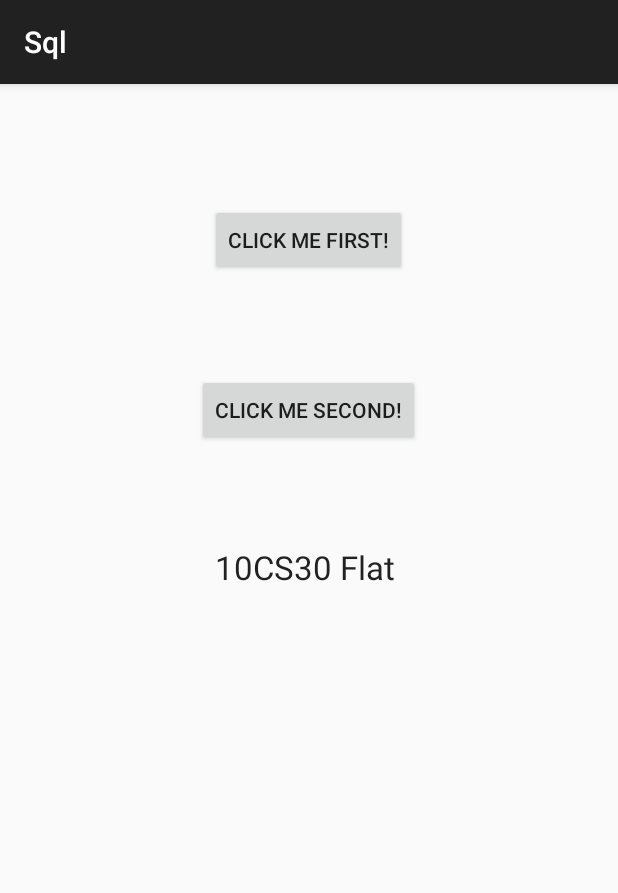
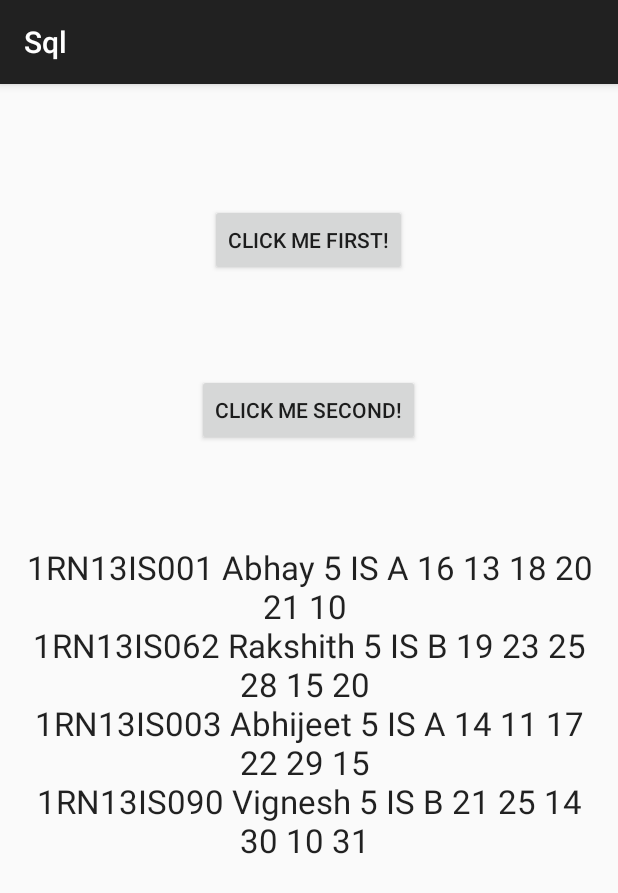
Before and after one commit to akshay-shankara/Online_Student_Attendance_System, an Android app: the screen it shows after launch (MainActivity), after a tap on "CLICK ME SECOND!", on a phone screen of 412 x 824 dp. Shown: the top 893 px of the screen. Run offline under Robolectric (Android 15) with nearby library versions, the phone set to English and light mode, and no system bars.

Commit message:
Inserted data
Manual insertion of data

```diff
--- a/app/src/main/java/com/example/computer/sql/Department.java
+++ b/app/src/main/java/com/example/computer/sql/Department.java
@@ -3,10 +3,11 @@ package com.example.computer.sql;
 
 public class Department {
 
-    private String branch,hodname;
+    private String branch, hodname;
 
     //Default Constructor
-    public Department(){}
+    public Department() {
+    }
 
 
     //Constructor
--- /dev/null
+++ b/app/src/main/java/com/example/computer/sql/InsertData.java
@@ -0,0 +1,194 @@
+package com.example.computer.sql;
+
+import android.content.ContentValues;
+import android.database.sqlite.SQLiteDatabase;
+
+public class InsertData {
+
+    public void insert(SQLiteDatabase db) {
+        ContentValues cValues = new ContentValues();
+
+        //DEPARTMENT TABLE
+        cValues.put(MyDBHandler.COLUMN_BRANCH, "Computer Science");
+        cValues.put(MyDBHandler.COLUMN_HODNAME, "Dr. G.T Raju");
+        db.insert(MyDBHandler.TABLE_DEPARTMENT, null, cValues);
+
+        cValues.put(MyDBHandler.COLUMN_BRANCH, "Information Science");
+        cValues.put(MyDBHandler.COLUMN_HODNAME, "Dr. M.V Sudamani");
+        db.insert(MyDBHandler.TABLE_DEPARTMENT, null, cValues);
+
+        cValues.put(MyDBHandler.COLUMN_BRANCH, "Electronics & Communications");
+        cValues.put(MyDBHandler.COLUMN_HODNAME, "Dr. Vipula Singh");
+        db.insert(MyDBHandler.TABLE_DEPARTMENT, null, cValues);
+
+        cValues.put(MyDBHandler.COLUMN_BRANCH, "Electrical & Electronics");
+        cValues.put(MyDBHandler.COLUMN_HODNAME, "Dr. Sumathi S");
+        db.insert(MyDBHandler.TABLE_DEPARTMENT, null, cValues);
+
+        cValues.clear();
+
+
+        //TEACHER TABLE
+        cValues.put(MyDBHandler.COLUMN_TEACHERID, 1);
+        cValues.put(MyDBHandler.COLUMN_TEACHERNAME, "Leelavathi");
+        cValues.put(MyDBHandler.COLUMN_BRANCH, "IS");
+        db.insert(MyDBHandler.TABLE_TEACHER, null, cValues);
+
+        cValues.put(MyDBHandler.COLUMN_TEACHERID, 2);
+        cValues.put(MyDBHandler.COLUMN_TEACHERNAME, "Navya");
+        cValues.put(MyDBHandler.COLUMN_BRANCH, "IS");
+        db.insert(MyDBHandler.TABLE_TEACHER, null, cValues);
+
+        cValues.put(MyDBHandler.COLUMN_TEACHERID, 3);
+        cValues.put(MyDBHandler.COLUMN_TEACHERNAME, "Prakash");
+        cValues.put(MyDBHandler.COLUMN_BRANCH, "IS");
+        db.insert(MyDBHandler.TABLE_TEACHER, null, cValues);
+
+        cValues.put(MyDBHandler.COLUMN_TEACHERID, 4);
+        cValues.put(MyDBHandler.COLUMN_TEACHERNAME, "Girijamma H.A");
+        cValues.put(MyDBHandler.COLUMN_BRANCH, "CS");
+        db.insert(MyDBHandler.TABLE_TEACHER, null, cValues);
+
+        cValues.put(MyDBHandler.COLUMN_TEACHERID, 5);
+        cValues.put(MyDBHandler.COLUMN_TEACHERNAME, "H.R Shashidhar");
+        cValues.put(MyDBHandler.COLUMN_BRANCH, "CS");
+        db.insert(MyDBHandler.TABLE_TEACHER, null, cValues);
+
+        cValues.clear();
+
+
+        //SUBJECT TABLE
+        cValues.put(MyDBHandler.COLUMN_SUBJECTID, "10CS51");
+        cValues.put(MyDBHandler.COLUMN_SUBJECTNAME, "Software Engineering");
+        cValues.put(MyDBHandler.COLUMN_SEMESTER, 5);
+        db.insert(MyDBHandler.TABLE_SUBJECT, null, cValues);
+
+        cValues.put(MyDBHandler.COLUMN_SUBJECTID, "10CS52");
+        cValues.put(MyDBHandler.COLUMN_SUBJECTNAME, "System Software");
+        cValues.put(MyDBHandler.COLUMN_SEMESTER, 5);
+        db.insert(MyDBHandler.TABLE_SUBJECT, null, cValues);
+
+        cValues.put(MyDBHandler.COLUMN_SUBJECTID, "10CS53");
+        cValues.put(MyDBHandler.COLUMN_SUBJECTNAME, "Operating Systems");
+        cValues.put(MyDBHandler.COLUMN_SEMESTER, 5);
+        db.insert(MyDBHandler.TABLE_SUBJECT, null, cValues);
+
+        cValues.put(MyDBHandler.COLUMN_SUBJECTID, "10CS54");
+        cValues.put(MyDBHandler.COLUMN_SUBJECTNAME, "DBMS");
+        cValues.put(MyDBHandler.COLUMN_SEMESTER, 5);
+        db.insert(MyDBHandler.TABLE_SUBJECT, null, cValues);
+
+        cValues.put(MyDBHandler.COLUMN_SUBJECTID, "10CS55");
+        cValues.put(MyDBHandler.COLUMN_SUBJECTNAME, "Computer Networks-1");
+        cValues.put(MyDBHandler.COLUMN_SEMESTER, 5);
+        db.insert(MyDBHandler.TABLE_SUBJECT, null, cValues);
+
+        cValues.put(MyDBHandler.COLUMN_SUBJECTID, "10CS56");
+        cValues.put(MyDBHandler.COLUMN_SUBJECTNAME, "FLAT");
+        cValues.put(MyDBHandler.COLUMN_SEMESTER, 5);
+        db.insert(MyDBHandler.TABLE_SUBJECT, null, cValues);
+
+        cValues.clear();
+
+
+        //ATTENDANCE TABLE
+        cValues.put(MyDBHandler.COLUMN_TEACHERID, 1);
+        cValues.put(MyDBHandler.COLUMN_SEMESTER, 5);
+        cValues.put(MyDBHandler.COLUMN_SUBJECTID, "10CS56");
+        cValues.put(MyDBHandler.COLUMN_SECTION, "A");
+        cValues.put(MyDBHandler.COLUMN_TOTAL, 35);
+        db.insert(MyDBHandler.TABLE_ATTENDANCE, null, cValues);
+
+        cValues.put(MyDBHandler.COLUMN_TEACHERID, 2);
+        cValues.put(MyDBHandler.COLUMN_SEMESTER, 5);
+        cValues.put(MyDBHandler.COLUMN_SUBJECTID, "10CS54");
+        cValues.put(MyDBHandler.COLUMN_SECTION, "A");
+        cValues.put(MyDBHandler.COLUMN_TOTAL, 50);
+        db.insert(MyDBHandler.TABLE_ATTENDANCE, null, cValues);
+
+        cValues.put(MyDBHandler.COLUMN_TEACHERID, 1);
+        cValues.put(MyDBHandler.COLUMN_SEMESTER, 5);
+        cValues.put(MyDBHandler.COLUMN_SUBJECTID, "10CS55");
+        cValues.put(MyDBHandler.COLUMN_SECTION, "B");
+        cValues.put(MyDBHandler.COLUMN_TOTAL, 38);
+        db.insert(MyDBHandler.TABLE_ATTENDANCE, null, cValues);
+
+        cValues.put(MyDBHandler.COLUMN_TEACHERID, 3);
+        cValues.put(MyDBHandler.COLUMN_SEMESTER, 5);
+        cValues.put(MyDBHandler.COLUMN_SUBJECTID, "10CS52");
+        cValues.put(MyDBHandler.COLUMN_SECTION, "A");
+        cValues.put(MyDBHandler.COLUMN_TOTAL, 30);
+        db.insert(MyDBHandler.TABLE_ATTENDANCE, null, cValues);
+
+        cValues.put(MyDBHandler.COLUMN_TEACHERID, 4);
+        cValues.put(MyDBHandler.COLUMN_SEMESTER, 5);
+        cValues.put(MyDBHandler.COLUMN_SUBJECTID, "10CS51");
+        cValues.put(MyDBHandler.COLUMN_SECTION, "B");
+        cValues.put(MyDBHandler.COLUMN_TOTAL, 39);
+        db.insert(MyDBHandler.TABLE_ATTENDANCE, null, cValues);
+
+        cValues.put(MyDBHandler.COLUMN_TEACHERID, 3);
+        cValues.put(MyDBHandler.COLUMN_SEMESTER, 5);
+        cValues.put(MyDBHandler.COLUMN_SUBJECTID, "10CS53");
+        cValues.put(MyDBHandler.COLUMN_SECTION, "B");
+        cValues.put(MyDBHandler.COLUMN_TOTAL, 32);
+        db.insert(MyDBHandler.TABLE_ATTENDANCE, null, cValues);
+
+        cValues.clear();
+
+
+        //STUDENT TABLE
+        cValues.put(MyDBHandler.COLUMN_USN, "1RN13IS001");
+        cValues.put(MyDBHandler.COLUMN_NAME, "Abhay");
+        cValues.put(MyDBHandler.COLUMN_SEMESTER, 5);
+        cValues.put(MyDBHandler.COLUMN_BRANCH, "IS");
+        cValues.put(MyDBHandler.COLUMN_SECTION, "A");
+        cValues.put(MyDBHandler.COLUMN_SUB1, 16);
+        cValues.put(MyDBHandler.COLUMN_SUB2, 13);
+        cValues.put(MyDBHandler.COLUMN_SUB3, 18);
+        cValues.put(MyDBHandler.COLUMN_SUB4, 20);
+        cValues.put(MyDBHandler.COLUMN_SUB5, 21);
+        cValues.put(MyDBHandler.COLUMN_SUB6, 10);
+        db.insert(MyDBHandler.TABLE_STUDENT, null, cValues);
+
+        cValues.put(MyDBHandler.COLUMN_USN, "1RN13IS062");
+        cValues.put(MyDBHandler.COLUMN_NAME, "Rakshith");
+        cValues.put(MyDBHandler.COLUMN_SEMESTER, 5);
+        cValues.put(MyDBHandler.COLUMN_BRANCH, "IS");
+        cValues.put(MyDBHandler.COLUMN_SECTION, "B");
+        cValues.put(MyDBHandler.COLUMN_SUB1, 19);
+        cValues.put(MyDBHandler.COLUMN_SUB2, 23);
+        cValues.put(MyDBHandler.COLUMN_SUB3, 25);
+        cValues.put(MyDBHandler.COLUMN_SUB4, 28);
+        cValues.put(MyDBHandler.COLUMN_SUB5, 15);
+        cValues.put(MyDBHandler.COLUMN_SUB6, 20);
+        db.insert(MyDBHandler.TABLE_STUDENT, null, cValues);
+
+        cValues.put(MyDBHandler.COLUMN_USN, "1RN13IS003");
+        cValues.put(MyDBHandler.COLUMN_NAME, "Abhijeet");
+        cValues.put(MyDBHandler.COLUMN_SEMESTER, 5);
+        cValues.put(MyDBHandler.COLUMN_BRANCH, "IS");
+        cValues.put(MyDBHandler.COLUMN_SECTION, "A");
+        cValues.put(MyDBHandler.COLUMN_SUB1, 14);
+        cValues.put(MyDBHandler.COLUMN_SUB2, 11);
+        cValues.put(MyDBHandler.COLUMN_SUB3, 17);
+        cValues.put(MyDBHandler.COLUMN_SUB4, 22);
+        cValues.put(MyDBHandler.COLUMN_SUB5, 29);
+        cValues.put(MyDBHandler.COLUMN_SUB6, 15);
+        db.insert(MyDBHandler.TABLE_STUDENT, null, cValues);
+
+        cValues.put(MyDBHandler.COLUMN_USN, "1RN13IS090");
+        cValues.put(MyDBHandler.COLUMN_NAME, "Vignesh");
+        cValues.put(MyDBHandler.COLUMN_SEMESTER, 5);
+        cValues.put(MyDBHandler.COLUMN_BRANCH, "IS");
+        cValues.put(MyDBHandler.COLUMN_SECTION, "B");
+        cValues.put(MyDBHandler.COLUMN_SUB1, 21);
+        cValues.put(MyDBHandler.COLUMN_SUB2, 25);
+        cValues.put(MyDBHandler.COLUMN_SUB3, 14);
+        cValues.put(MyDBHandler.COLUMN_SUB4, 30);
+        cValues.put(MyDBHandler.COLUMN_SUB5, 10);
+        cValues.put(MyDBHandler.COLUMN_SUB6, 31);
+        db.insert(MyDBHandler.TABLE_STUDENT, null, cValues);
+
+    }
+}
--- a/app/src/main/java/com/example/computer/sql/MainActivity.java
+++ b/app/src/main/java/com/example/computer/sql/MainActivity.java
@@ -1,7 +1,7 @@
 package com.example.computer.sql;
 
+import android.os.Bundle;
 import android.support.v7.app.AppCompatActivity;
-import android.os.Bundle;
 import android.view.View;
 import android.widget.Button;
 import android.widget.TextView;
@@ -11,7 +11,7 @@ import android.widget.Toast;
 public class MainActivity extends AppCompatActivity {
 
     MyDBHandler dbHandler;
-    Button buttonIns,buttonView;
+    Button buttonIns, buttonView;
     TextView textData;
 
     @Override
@@ -19,7 +19,7 @@ public class MainActivity extends AppCompatActivity {
         super.onCreate(savedInstanceState);
         setContentView(R.layout.activity_main);
 
-        dbHandler = new MyDBHandler(this,null,null,1);
+        dbHandler = new MyDBHandler(this, null, null, 1);
 
         textData = (TextView) findViewById(R.id.textData);
         buttonIns = (Button) findViewById(R.id.buttonIns);
@@ -29,7 +29,6 @@ public class MainActivity extends AppCompatActivity {
                 new View.OnClickListener() {
                     @Override
                     public void onClick(View v) {
-                        dbHandler.insertsubject();
                         Toast.makeText(getApplicationContext(), "Row Added", Toast.LENGTH_SHORT).show();
                     }
                 }
@@ -39,7 +38,7 @@ public class MainActivity extends AppCompatActivity {
                 new View.OnClickListener() {
                     @Override
                     public void onClick(View v) {
-                        String dbString = dbHandler.databaseToString();
+                        String dbString = dbHandler.selectAll(MyDBHandler.TABLE_STUDENT);
                         textData.setText(dbString);
                     }
                 }
--- a/app/src/main/java/com/example/computer/sql/MyDBHandler.java
+++ b/app/src/main/java/com/example/computer/sql/MyDBHandler.java
@@ -1,10 +1,9 @@
 package com.example.computer.sql;
 
+import android.content.Context;
+import android.database.Cursor;
+import android.database.sqlite.SQLiteDatabase;
 import android.database.sqlite.SQLiteOpenHelper;
-import android.database.sqlite.SQLiteDatabase;
-import android.database.Cursor;
-import android.content.Context;
-import android.content.ContentValues;
 
 public class MyDBHandler extends SQLiteOpenHelper {
 
@@ -15,11 +14,11 @@ public class MyDBHandler extends SQLiteOpenHelper {
     public static final String TABLE_STUDENT = "student";
     public static final String TABLE_SUBJECT = "subject";
     public static final String TABLE_TEACHER = "teacher";
-    public static final String TABLE__DEPARTMENT = "department";
+    public static final String TABLE_DEPARTMENT = "department";
     public static final String TABLE_ATTENDANCE = "attendance";
 
     //Student columns
-    public static final String COLUMN_USN = "_usn";
+    public static final String COLUMN_USN = "usn";
     public static final String COLUMN_NAME = "name";
     public static final String COLUMN_PHONENO = "phoneno";
     public static final String COLUMN_EMAIL = "email";
@@ -34,11 +33,11 @@ public class MyDBHandler extends SQLiteOpenHelper {
     public static final String COLUMN_SUB6 = "sub6";
 
     //Subject columns
-    public static final String COLUMN_SUBJECTID = "_subjectid";
+    public static final String COLUMN_SUBJECTID = "subjectid";
     public static final String COLUMN_SUBJECTNAME = "subjectname";
 
     //Teacher columns
-    public static final String COLUMMN_TEACHERID = "_teacherid";
+    public static final String COLUMN_TEACHERID = "teacherid";
     public static final String COLUMN_TEACHERNAME = "teachername";
 
     //Department Columns
@@ -55,13 +54,13 @@ public class MyDBHandler extends SQLiteOpenHelper {
     public void onCreate(SQLiteDatabase db) {
 
         String studentquery = "CREATE TABLE IF NOT EXISTS student (" +
-                "_usn INTEGER PRIMARY KEY," +
+                "usn TEXT PRIMARY KEY," +
                 "name TEXT NOT NULL," +
                 "phoneno INTEGER," +
                 "emailid TEXT," +
                 "semester INTEGER NOT NULL," +
-                "branch INTEGER NOT NULL," +
-                "section INTEGER NOT NULL," +
+                "branch TEXT NOT NULL," +
+                "section TEXT NOT NULL," +
                 "sub1 INTEGER NOT NULL," +
                 "sub2 INTEGER NOT NULL," +
                 "sub3 INTEGER NOT NULL," +
@@ -73,20 +72,18 @@ public class MyDBHandler extends SQLiteOpenHelper {
                 "foreign key(semester) references attendance(semester));";
 
         String subjectquery = "CREATE TABLE IF NOT EXISTS subject (" +
-                "_subjectid TEXT PRIMARY KEY," +
+                "subjectid TEXT PRIMARY KEY," +
                 "semester INTEGER NOT NULL," +
                 "subjectname TEXT NOT NULL);";
 
         String teacherquery = "CREATE TABLE IF NOT EXISTS teacher (" +
-                "_teacherid INTEGER PRIMARY KEY," +
+                "teacherid INTEGER PRIMARY KEY," +
                 "teachername TEXT NOT NULL," +
-                "subjectid TEXT NOT NULL," +
-                "branch INTEGER NOT NULL," +
-                "foreign key(subjectid) references subject(subjectid)," +
+                "branch TEXT NOT NULL," +
                 "foreign key(branch) references department(branch));";
 
         String departmentquery = "CREATE TABLE IF NOT EXISTS department (" +
-                "_branch INTEGER PRIMARY KEY," +
+                "branch TEXT PRIMARY KEY," +
                 "hodname TEXT NOT NULL);";
 
         String attendancequery = "CREATE TABLE IF NOT EXISTS attendance (" +
@@ -95,7 +92,6 @@ public class MyDBHandler extends SQLiteOpenHelper {
                 "subjectid INTEGER NOT NULL," +
                 "section TEXT NOT NULL," +
                 "total INTEGER NOT NULL," +
-                "primary key(semester,section)," +
                 "foreign key(teacherid) references teacher(teacherid)," +
                 "foreign key(subjectid) references subject(subjectid));";
 
@@ -104,6 +100,10 @@ public class MyDBHandler extends SQLiteOpenHelper {
         db.execSQL(subjectquery);
         db.execSQL(attendancequery);
         db.execSQL(studentquery);
+
+        //INSERT DATA
+        InsertData ins = new InsertData();
+        ins.insert(db);
     }
 
     @Override
@@ -112,33 +112,23 @@ public class MyDBHandler extends SQLiteOpenHelper {
         db.execSQL("DROP TABLE IF EXISTS " + TABLE_ATTENDANCE);
         db.execSQL("DROP TABLE IF EXISTS " + TABLE_SUBJECT);
         db.execSQL("DROP TABLE IF EXISTS " + TABLE_TEACHER);
-        db.execSQL("DROP TABLE IF EXISTS " + TABLE__DEPARTMENT);
+        db.execSQL("DROP TABLE IF EXISTS " + TABLE_DEPARTMENT);
         onCreate(db);
     }
 
-    public void insertsubject(){
 
-        SQLiteDatabase db = getWritableDatabase();
-
-        ContentValues cValues = new ContentValues();
-        cValues.put(COLUMN_SUBJECTID, "10CS30");
-        cValues.put(COLUMN_SUBJECTNAME, "Flat");
-        cValues.put(COLUMN_SEMESTER, 5);
-        db.insert(TABLE_SUBJECT, null, cValues);
-    }
-
-    //Print Database as String
-    public String databaseToString(){
+    //SELECT ALL ROWS IN A TABLE
+    public String selectAll(String tableName) {
         String dbString = "";
         SQLiteDatabase db = this.getReadableDatabase();
 
-        String query = "SELECT * FROM " + TABLE_SUBJECT+";";
-        String[] columns = {COLUMN_SUBJECTID, COLUMN_SUBJECTNAME,};
+        String query = "SELECT * FROM " + tableName + ";";
 
-        Cursor c = db.rawQuery(query,null);
+        Cursor c = db.rawQuery(query, null);
         c.moveToFirst();
-        while(!c.isAfterLast()) {
-            for (int i = 0; i < columns.length; i++) {
+        String[] columns = c.getColumnNames();
+        while (!c.isAfterLast()) {
+            for (int i = 0; i < c.getColumnCount(); i++) {
                 if (c.getString(c.getColumnIndex(columns[i])) != null) {
                     dbString += c.getString(c.getColumnIndex(columns[i]));
                     dbString += " ";
@@ -147,6 +137,7 @@ public class MyDBHandler extends SQLiteOpenHelper {
             dbString += "\n";
             c.moveToNext();
         }
+        c.close();
         return dbString;
     }
 
--- a/app/src/main/java/com/example/computer/sql/Student.java
+++ b/app/src/main/java/com/example/computer/sql/Student.java
@@ -3,15 +3,16 @@ package com.example.computer.sql;
 
 public class Student {
 
-    private String _usn,name,branch,section,sub1,sub2,sub3,sub4,sub5,sub6;
+    private String usn, name, branch, section, sub1, sub2, sub3, sub4, sub5, sub6;
     private int semester;
 
     //Default Constructor
-    public Student(){}
+    public Student() {
+    }
 
     //Constructor
     public Student(String _usn, String name, String branch, String section, String sub1, String sub2, String sub4, String sub3, String sub6, String sub5, int semester) {
-        this._usn = _usn;
+        this.usn = _usn;
         this.name = name;
         this.branch = branch;
         this.section = section;
@@ -27,7 +28,7 @@ public class Student {
 
     //GETTERS
     public String get_usn() {
-        return _usn;
+        return usn;
     }
 
     public String getName() {
@@ -73,7 +74,7 @@ public class Student {
 
     //SETTERS
     public void set_usn(String _usn) {
-        this._usn = _usn;
+        this.usn = _usn;
     }
 
     public void setName(String name) {
--- a/app/src/main/java/com/example/computer/sql/Subject.java
+++ b/app/src/main/java/com/example/computer/sql/Subject.java
@@ -3,10 +3,11 @@ package com.example.computer.sql;
 
 public class Subject {
     private int semester;
-    private String subjectid,subjectname;
+    private String subjectid, subjectname;
 
     //Default Constructor
-    public Subject(){}
+    public Subject() {
+    }
 
 
     //Constructor
--- a/app/src/main/java/com/example/computer/sql/Teacher.java
+++ b/app/src/main/java/com/example/computer/sql/Teacher.java
@@ -3,15 +3,16 @@ package com.example.computer.sql;
 
 public class Teacher {
 
-    private int _teacherid;
-    private String teachername,branch;
+    private int teacherid;
+    private String teachername, branch;
 
     //Default Constructor
-    public Teacher(){}
+    public Teacher() {
+    }
 
     //Constructor
     public Teacher(int _teacherid, String teachername, String branch) {
-        this._teacherid = _teacherid;
+        this.teacherid = _teacherid;
         this.teachername = teachername;
         this.branch = branch;
     }
@@ -19,7 +20,7 @@ public class Teacher {
 
     //SETTERS
     public void set_teacherid(int _teacherid) {
-        this._teacherid = _teacherid;
+        this.teacherid = _teacherid;
     }
 
     public void setTeachername(String teachername) {
@@ -32,7 +33,7 @@ public class Teacher {
 
     //GETTERS
     public int get_teacherid() {
-        return _teacherid;
+        return teacherid;
     }
 
     public String getTeachername() {
```
Also changed, not shown: app/src/main/java/com/example/computer/sql/Attendance.java (+4 -3 lines).
